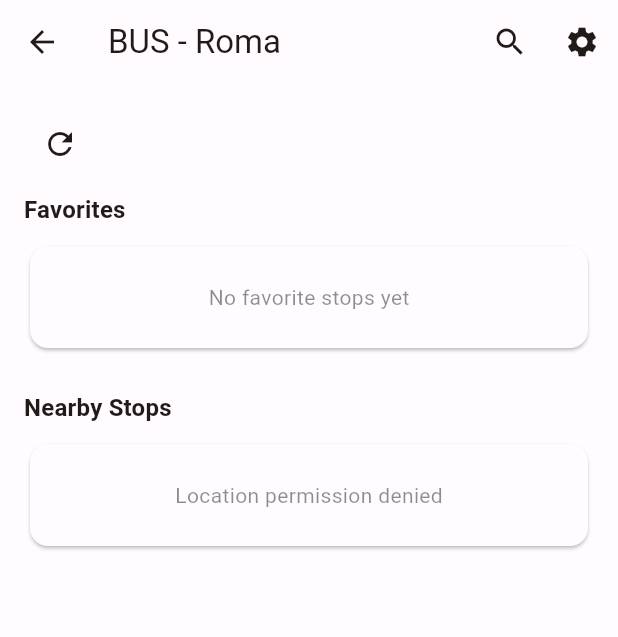
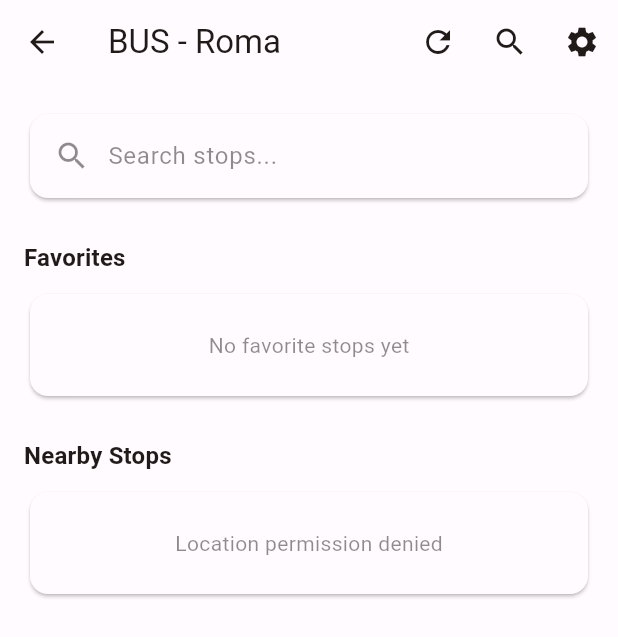
Before and after one commit to alcelaser/atacbus-roma, a Flutter app: the HomeScreen screen opened directly, on a phone screen of 412 x 824 dp. Shown: the top 637 px of the screen. Run offline on Flutter 3.47's test engine with Material 3 defaults, Android fonts, the phone set to English and light mode, and no system bars; our stand-ins replace connectivity_plus, csv, drift, flutter_map, flutter_riverpod, geolocator and 3 more; missing offline and left inert: gtfs_realtime_bindings; accounts and stored records are empty; generated files the repository leaves out were written again; network calls fail.

Commit message:
fix: Move refresh button to AppBar, restore search card in body
Co-Authored-By: Claude <noreply@anthropic.com>

```diff
--- a/lib/presentation/screens/home/home_screen.dart
+++ b/lib/presentation/screens/home/home_screen.dart
@@ -65,6 +65,13 @@ class _HomeScreenState extends ConsumerState<HomeScreen> {
               )
             : Text(l10n.appTitle),
         actions: [
+          if (!_isSearching) ...[
+            IconButton(
+              icon: const Icon(Icons.refresh),
+              onPressed: _refresh,
+              tooltip: 'Refresh',
+            ),
+          ],
           IconButton(
             icon: Icon(_isSearching ? Icons.close : Icons.search),
             onPressed: () {
@@ -127,24 +134,40 @@ class _HomeScreenState extends ConsumerState<HomeScreen> {
     return ListView(
       padding: const EdgeInsets.all(16),
       children: [
-        // Refresh row
-        Row(
+        // Search card
+        Card(
+          child: InkWell(
+            onTap: () => setState(() => _isSearching = true),
+            borderRadius: BorderRadius.circular(12),
+            child: Padding(
+              padding: const EdgeInsets.all(16),
+              child: Row(
                 children: [
-            IconButton(
-              icon: const Icon(Icons.refresh),
-              onPressed: _refresh,
-              tooltip: 'Refresh',
+                  Icon(Icons.search,
+                      color: theme.colorScheme.onSurface.withOpacity(0.5)),
+                  const SizedBox(width: 12),
+                  Text(
+                    l10n.searchStops,
+                    style: theme.textTheme.bodyLarge?.copyWith(
+                      color: theme.colorScheme.onSurface.withOpacity(0.5),
+                    ),
+                  ),
+                ],
+              ),
+            ),
+          ),
         ),
         if (_lastRefreshed != null)
-              Text(
+          Padding(
+            padding: const EdgeInsets.only(top: 4, left: 4),
+            child: Text(
               'last refreshed at: ${_lastRefreshed!.hour.toString().padLeft(2, '0')}:${_lastRefreshed!.minute.toString().padLeft(2, '0')}',
               style: theme.textTheme.bodySmall?.copyWith(
                 color: Colors.green,
               ),
             ),
-          ],
           ),
-        const SizedBox(height: 8),
+        const SizedBox(height: 24),
 
         // Favorites section
         Text(
```
Lines whose indentation alone changed are shown as unchanged.
